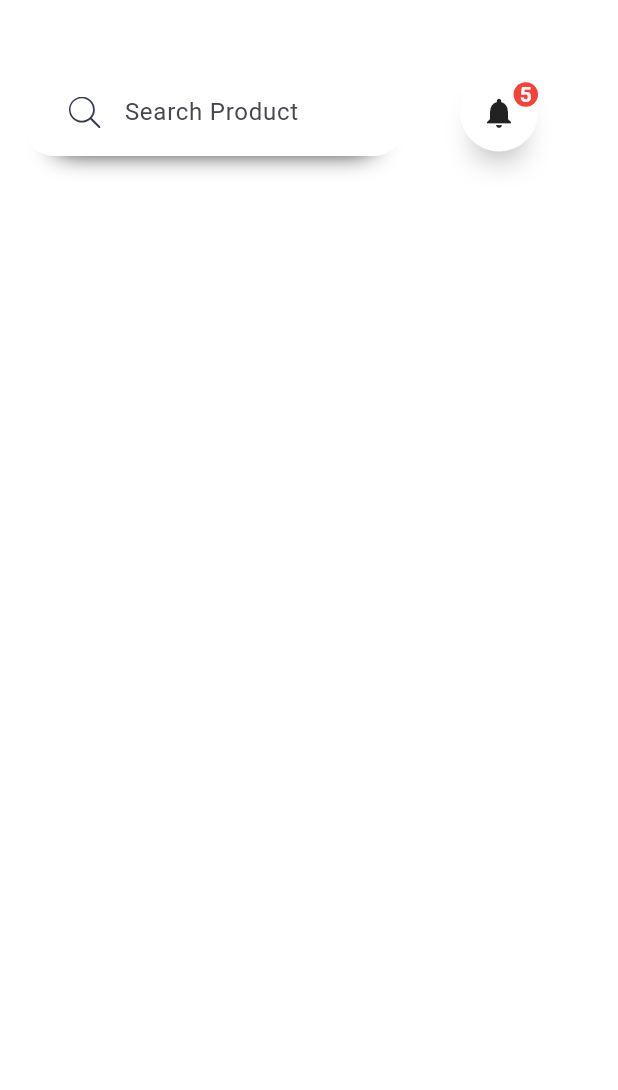
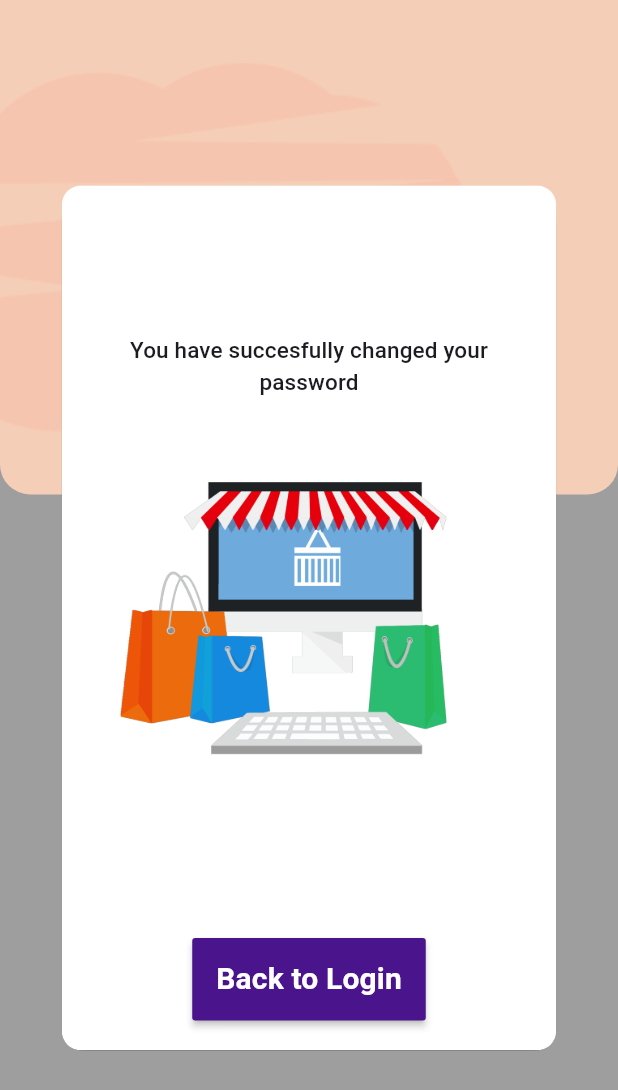
Before and after one commit to A-RR3/ecommerce, a Flutter app: the screen it shows after launch, on a phone screen of 412 x 824 dp. Shown: the top 1090 px of the screen. Run offline on Flutter 3.47's test engine with Material 3 defaults, Android fonts, the light colour scheme and no system bars; our stand-ins replace flutter_svg, get, google_fonts; missing offline and left inert: svg_flutter.

Commit message:
first commit on supplementary branch

```diff
--- a/lib/constants.dart
+++ b/lib/constants.dart
@@ -2,4 +2,4 @@ import 'package:flutter/material.dart';
 
 const double kDefaultPadding = 20.0;
 const bgColor = Colors.white;
-const shadowColor = Colors.black;
+const blackColor = Colors.black;
--- a/lib/main.dart
+++ b/lib/main.dart
@@ -1,7 +1,9 @@
 import 'package:ecommerce/constants.dart';
 import 'package:ecommerce/screens/home_screen.dart';
+import 'package:ecommerce/screens/screen1.dart';
 import 'package:ecommerce/screens/splash_screen.dart';
 import 'package:ecommerce/screens/signin_screen.dart';
+import 'package:ecommerce/screens/stack.dart';
 import 'package:flutter/material.dart';
 import 'package:get/get.dart';
 
@@ -14,12 +16,10 @@ class MyApp extends StatelessWidget {
 
   @override
   Widget build(BuildContext context) {
-    return  GetMaterialApp(
+    return GetMaterialApp(
       debugShowCheckedModeBanner: false,
-      theme: ThemeData(
-        scaffoldBackgroundColor: bgColor
-      ),
-      home: HomeScreen(),
+      theme: ThemeData(scaffoldBackgroundColor: bgColor),
+      home:  StackSceen(),
     );
   }
 }
--- a/lib/screens/home_screen.dart
+++ b/lib/screens/home_screen.dart
@@ -37,7 +37,7 @@ class HomeScreen extends StatelessWidget {
                                     blurRadius: 20,
                                     spreadRadius: -17,
                                     blurStyle: BlurStyle.outer,
-                                    color: shadowColor)
+                                    color: blackColor)
                               ]),
                           child: const Icon(Icons.notifications),
                         ),
--- a/lib/screens/signin_screen.dart
+++ b/lib/screens/signin_screen.dart
@@ -1,3 +1,4 @@
+import 'package:ecommerce/constants.dart';
 import 'package:ecommerce/widgets/signin_form.dart';
 import 'package:flutter/material.dart';
 import 'package:get/get.dart';
@@ -25,14 +26,14 @@ class SignInScreen extends StatelessWidget {
                               .textTheme
                               .headlineMedium!
                               .copyWith(
-                                  color: Colors.black,
+                                  color: blackColor,
                                   fontWeight: FontWeight.bold)),
                       Text('Login to your existing account',
                           style: Theme.of(context)
                               .textTheme
                               .bodyMedium!
                               .copyWith(
-                                  color: Colors.black,
+                                  color: blackColor,
                                   fontWeight: FontWeight.w500))
                     ],
                   )
--- /dev/null
+++ b/lib/screens/stack.dart
@@ -0,0 +1,82 @@
+import 'package:ecommerce/constants.dart';
+import 'package:flutter/material.dart';
+import 'package:flutter_svg/svg.dart';
+
+class StackSceen extends StatelessWidget {
+  const StackSceen({super.key});
+
+  @override
+  Widget build(BuildContext context) {
+    //total heigh and width of our device
+    var size = MediaQuery.of(context).size;
+    return Scaffold(
+      backgroundColor: Colors.grey,
+      body: Stack(
+        children: [
+          Container(
+            height: size.height * .40,
+            decoration: const BoxDecoration(
+              borderRadius: BorderRadius.only(
+                bottomLeft: Radius.circular(20),
+                bottomRight: Radius.circular(20),
+              ),
+              color: Color(0xFFF5CEB8),
+              image: DecorationImage(
+                  alignment: Alignment.centerLeft,
+                  image: AssetImage("assets/images/undraw_pilates_gpdb.png")),
+            ),
+          ),
+          Center(
+            child: SizedBox(
+              width: size.width * .8,
+              height: size.height * .70,
+              child: ClipRRect(
+                borderRadius: BorderRadius.circular(13),
+                child: Container(
+                  decoration:
+                      const BoxDecoration(color: Colors.white, boxShadow: [
+                    BoxShadow(
+                        offset: Offset(0, 17),
+                        blurRadius: 10, //17
+                        spreadRadius: -5, //-23
+                        color: blackColor)
+                  ]),
+                  child: Padding(
+                    padding: const EdgeInsets.all(20.0),
+                    child: Column(
+                      children: [
+                        const Spacer(),
+                        Text(
+                          'You have succesfully changed your password',
+                          textAlign: TextAlign.center,
+                          style: Theme.of(context)
+                              .textTheme
+                              .titleSmall!
+                              .copyWith(fontSize: 15),
+                        ),
+                        Image.asset("assets/images/shopping.png"),
+                        const Spacer(),
+                        MaterialButton(
+                          height: 55,
+                          color: Colors.purple[900],
+                          onPressed: () {},
+                          child: const Text(
+                            'Back to Login',
+                            style: TextStyle(
+                                color: Colors.white,
+                                fontSize: 20,
+                                fontWeight: FontWeight.w600),
+                          ),
+                        )
+                      ],
+                    ),
+                  ),
+                ),
+              ),
+            ),
+          ),
+        ],
+      ),
+    );
+  }
+}
--- a/lib/widgets/search_bar.dart
+++ b/lib/widgets/search_bar.dart
@@ -20,7 +20,7 @@ class MySearchBar extends StatelessWidget {
                 offset: Offset(0, 17),
                 blurRadius: 14,
                 spreadRadius: -20,
-                color: shadowColor)
+                color: blackColor)
           ]),
       child: TextField(
         decoration: InputDecoration(
```
Also changed, not shown: lib/screens/screen1.dart (added, +59 -0 lines), lib/screens/screen2.dart (added, +23 -0 lines), assets/images/undraw_pilates_gpdb.png (added).
